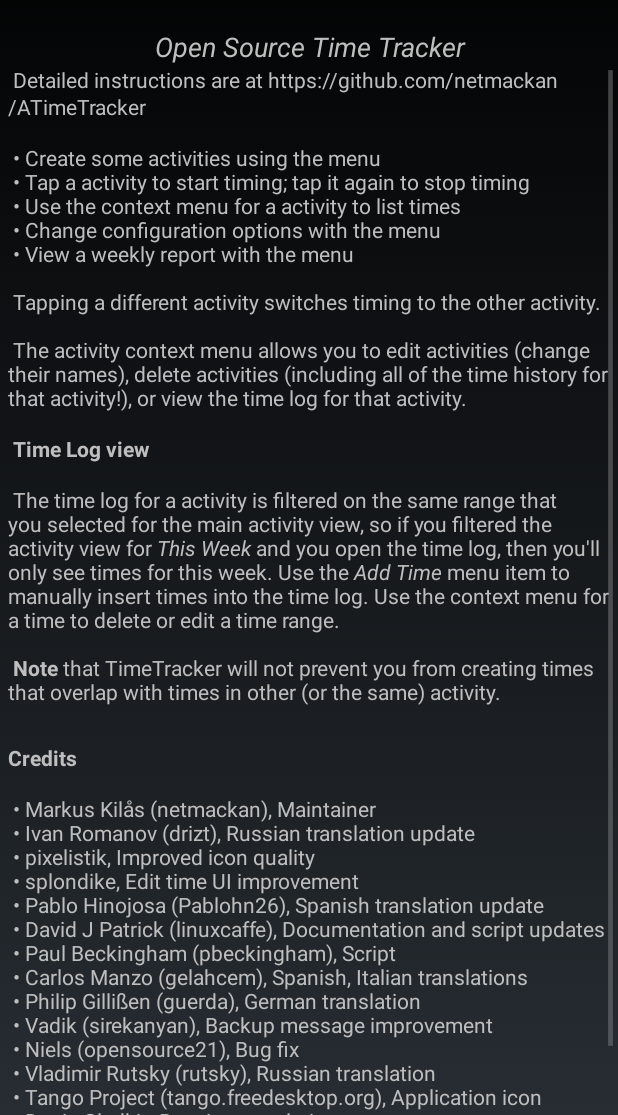
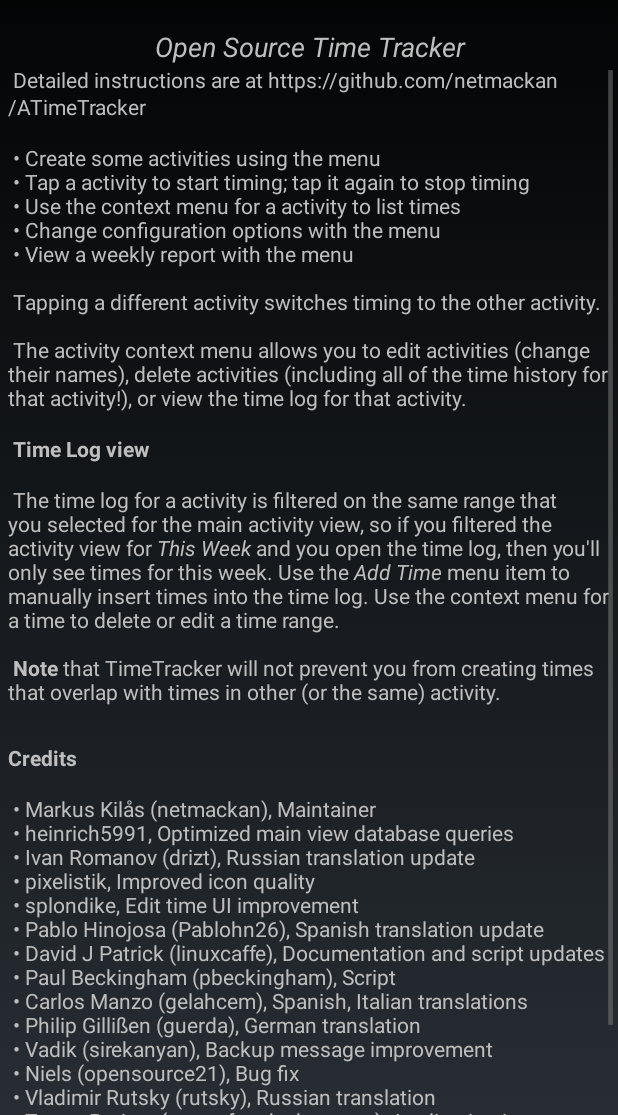
Before and after one commit to netmackan/ATimeTracker, an Android app: the layout about.xml on its own in the app's theme, with its tools: preview values and no code run, on a phone screen of 412 x 824 dp, the part 121-1236 px from its top. Run offline under Robolectric (Android 15) with nearby library versions, the phone set to English and light mode, and no system bars.

Commit message:
Updated credits for #137

```diff
--- a/android-timetracker/app/src/main/res/values/strings.xml
+++ b/android-timetracker/app/src/main/res/values/strings.xml
@@ -103,6 +103,7 @@
     <string name="credits">\n<b>Credits</b>\n
     \n
     • Markus Kilås (netmackan), Maintainer\n
+    • heinrich5991, Optimized main view database queries\n
     • Ivan Romanov (drizt), Russian translation update\n
     • pixelistik, Improved icon quality\n
     • splondike, Edit time UI improvement\n
```
Also changed, not shown: 1 other file.
